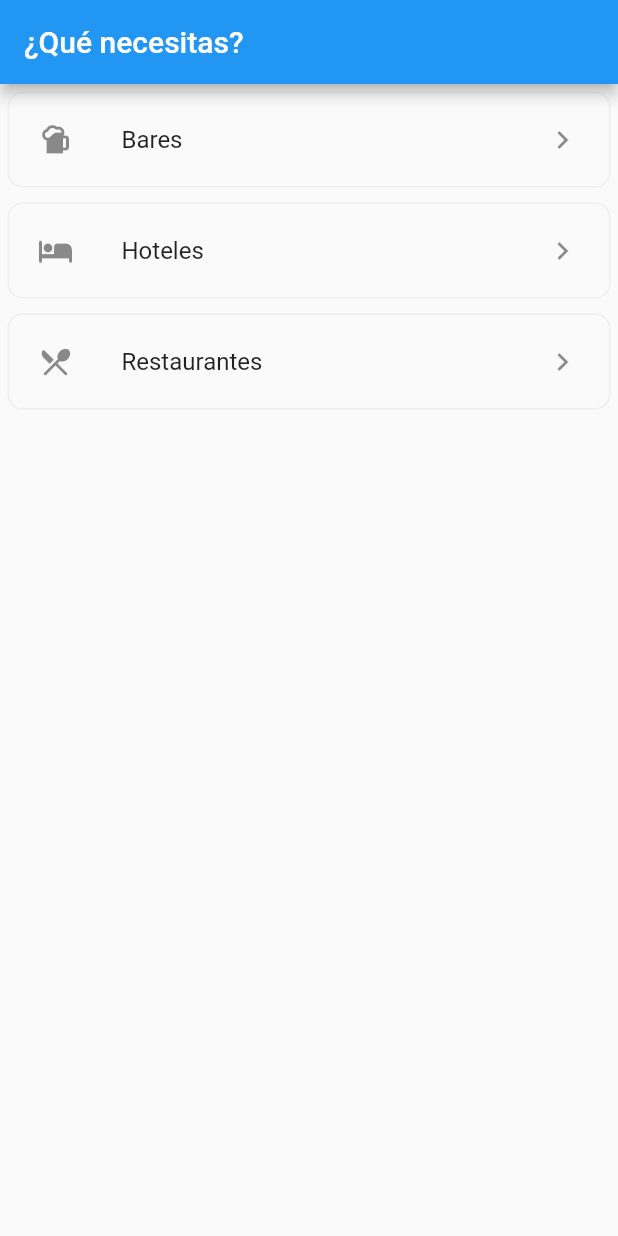
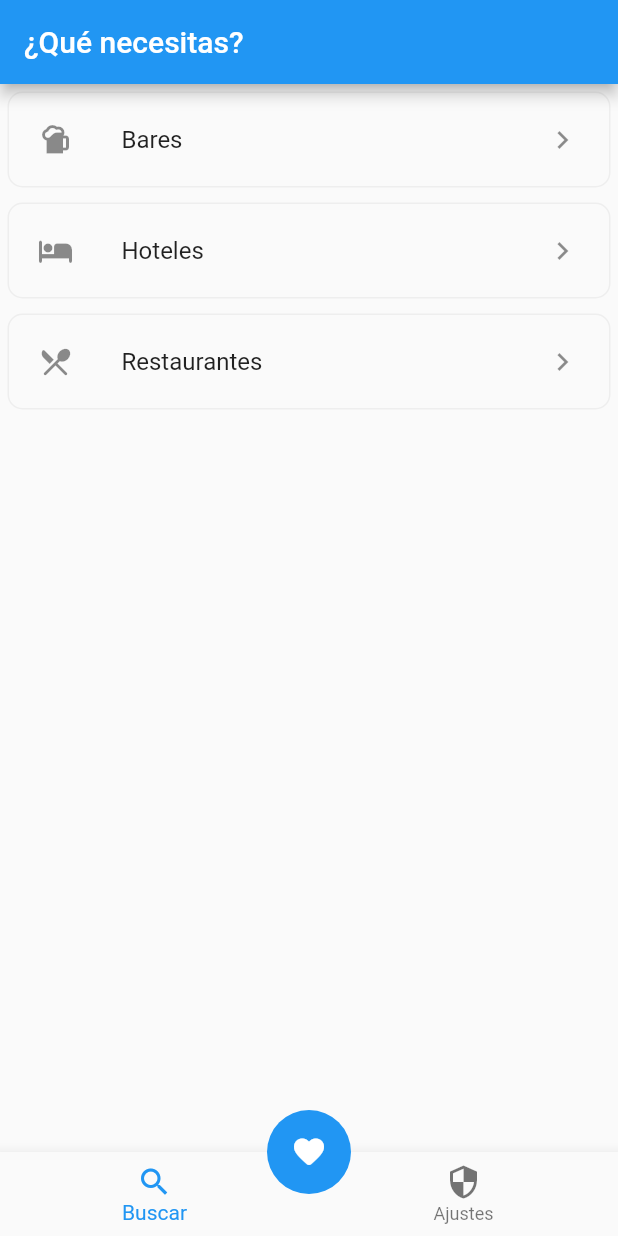
Before and after one commit to MurgaRoberto/PMPDproj, a Flutter app: the screen it shows after launch, on a phone screen of 412 x 824 dp. Run offline on Flutter 3.47's test engine with Material 2 defaults, Android fonts, the phone set to English and light mode, and no system bars.

Commit message:
10/03 - Bottom bar

```diff
--- a/proj_app_roberto/lib/listview.dart
+++ b/proj_app_roberto/lib/listview.dart
@@ -1,6 +1,7 @@
 import 'package:flutter/material.dart';
 // import 'package:flutter/services.dart';
 import 'package:proj_app_roberto/listData.dart';
+import 'package:proj_app_roberto/screens/settingsScreen.dart';
 
 class ListViewScreen extends StatelessWidget {
   const ListViewScreen({super.key});
@@ -8,6 +9,7 @@ class ListViewScreen extends StatelessWidget {
   @override
   Widget build(BuildContext context) {
     return Scaffold(
+      floatingActionButtonLocation: FloatingActionButtonLocation.endFloat,
       appBar: AppBar(
         title: const Text('¿Qué necesitas?'),
       ),
@@ -19,11 +21,19 @@ class ListViewScreen extends StatelessWidget {
             ListItemWidget(icon: Icon(Icons.local_restaurant_rounded), text: 'Restaurantes', link:ListDataScreen(pageName: 'restaurantes', text: 'Restaurantes')),
           ],
         ),
+
       ),
     );
   }
 }
 
+
+
+
+
+  ///
+  /// Widget items de la Lista
+  ///
 class ListItemWidget extends StatelessWidget {
   final Icon icon;
   final String text;
@@ -32,6 +42,7 @@ class ListItemWidget extends StatelessWidget {
   const ListItemWidget({
     Key? key, required this.text, required this.icon, required this.link,
   }) : super(key: key);
+
 
   @override
   Widget build(BuildContext context) {
--- a/proj_app_roberto/lib/main.dart
+++ b/proj_app_roberto/lib/main.dart
@@ -1,6 +1,7 @@
 import 'package:flutter/material.dart';
 import 'package:proj_app_roberto/listData.dart';
 import 'package:proj_app_roberto/listview.dart';
+import 'package:proj_app_roberto/screens/settingsScreen.dart';
 
 void main() => runApp(const MyApp());
 
@@ -12,7 +13,63 @@ class MyApp extends StatelessWidget {
     return const MaterialApp(
       title: 'Material App',
       debugShowCheckedModeBanner: false,
-      home: ListViewScreen()
+      home: Scaffold(
+        floatingActionButtonLocation: FloatingActionButtonLocation.centerDocked,
+        bottomNavigationBar: BarraNavegacion(),
+        floatingActionButton:  BotonFavoritos(),
+
+        body: MaterialApp(
+          home: ListViewScreen(),
+        ),
+      )
+
+    );
+  }
+
+
+
+}
+
+
+
+
+///
+/// Widget BottonNavigationBar
+///
+class BarraNavegacion extends StatelessWidget {
+  const BarraNavegacion({
+    super.key,
+  });
+
+  @override
+  Widget build(BuildContext context) {
+    return BottomNavigationBar(
+      items: const [
+        BottomNavigationBarItem(icon: Icon( Icons.search ), label: 'Buscar'),
+        BottomNavigationBarItem(icon: Icon( Icons.security ), label: 'Ajustes')
+      ],
     );
   }
 }
+
+
+
+
+
+///
+/// Boton flotante
+///
+class BotonFavoritos extends StatelessWidget {
+  const BotonFavoritos({
+    super.key,
+  });
+
+  @override
+  Widget build(BuildContext context) {
+    return FloatingActionButton(
+      elevation: 0,
+      child: const Icon(Icons.favorite_rounded),
+      onPressed: () => const SettingsScreen(),
+    );
+  }
+}
```
Also changed, not shown: proj_app_roberto/assets/data/data.json (+42 -18 lines), proj_app_roberto/lib/listData.dart (+8 -5 lines), proj_app_roberto/lib/screens/settingsScreen.dart (added, +10 -0 lines), proj_app_roberto/assets/bares/barFitero.jpg (added), proj_app_roberto/assets/bares/gaucho.jpg (added), proj_app_roberto/assets/bares/gaucho1.jpg (added), proj_app_roberto/assets/bares/laEstafeta.jpg (added), proj_app_roberto/assets/bares/laEstafeta1.jpg (added), proj_app_roberto/assets/hoteles/almaPamplona.jpg (added), proj_app_roberto/assets/hoteles/gorraiz.jpg (added), proj_app_roberto/assets/hoteles/tresReyes.jpg (added), proj_app_roberto/assets/restaurantes/chezBelagua.jpg (renamed from proj_app_roberto/assets/bares/chezBelagua.jpg), proj_app_roberto/pubspec.lock.
